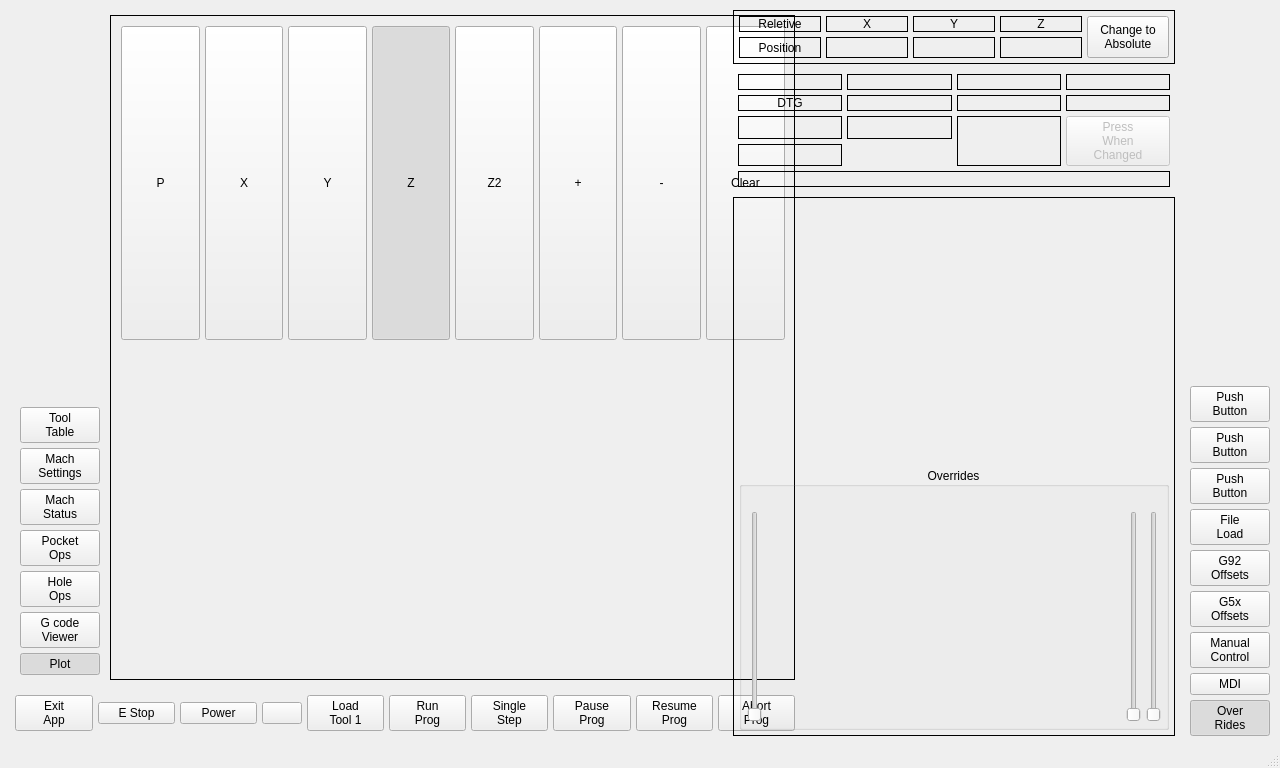
Qt form mill_touch_v6/ui/mainwindow.ui (jethornton/mill_touch_v6) before a commit.
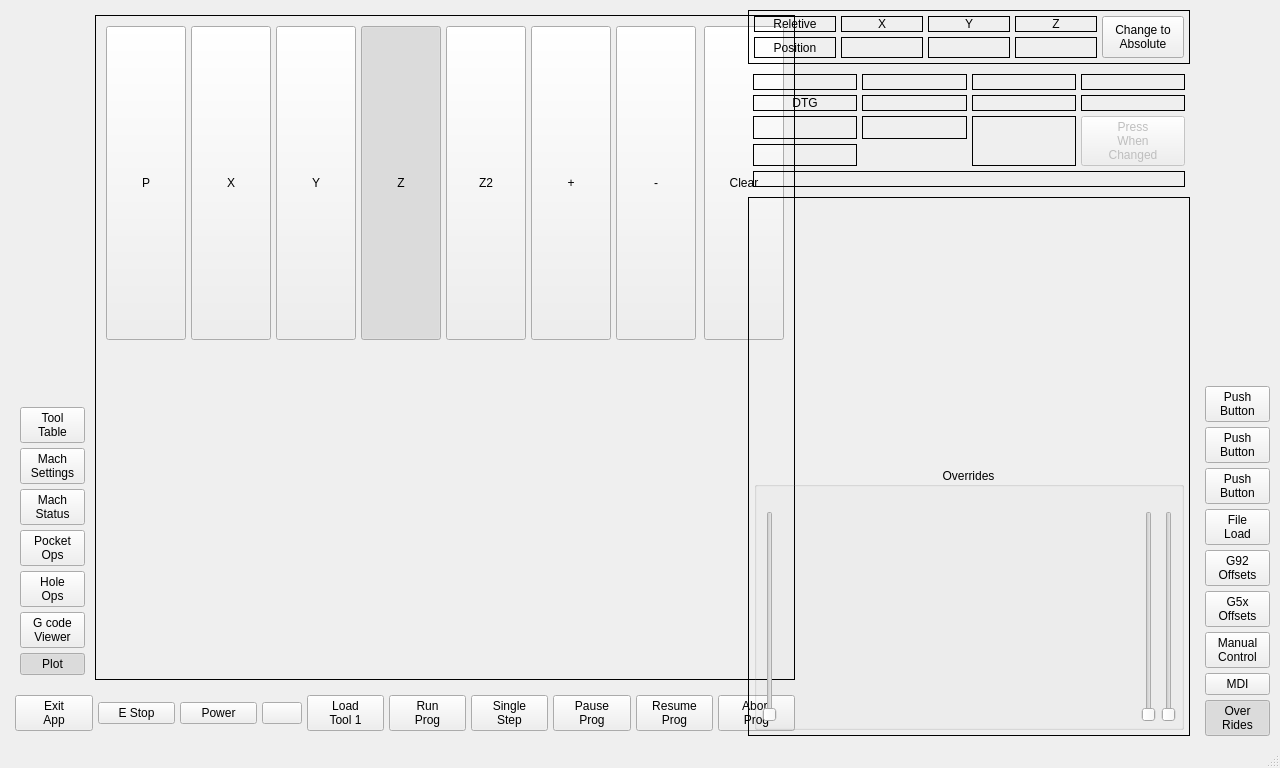
The same form after that commit. The open tabs and pages were chosen to show the change. Custom widgets are drawn as their Qt base class.

Commit message: make axis letter borders show homed

```diff
--- a/mill_touch_v6/ui/mainwindow.ui
+++ b/mill_touch_v6/ui/mainwindow.ui
@@ -80,6 +80,12 @@
           </property>
           <item>
            <widget class="QWidget" name="verticalWidget" native="true">
+            <property name="minimumSize">
+             <size>
+              <width>75</width>
+              <height>0</height>
+             </size>
+            </property>
             <layout class="QVBoxLayout" name="verticalLayout_3">
              <property name="spacing">
               <number>5</number>
@@ -3677,7 +3683,7 @@
           <enum>QFrame::Box</enum>
          </property>
          <property name="currentIndex">
-          <number>1</number>
+          <number>0</number>
          </property>
          <widget class="QWidget" name="page_5">
           <layout class="QGridLayout" name="gridLayout">
@@ -3786,9 +3792,15 @@
            </item>
            <item row="1" column="1">
             <widget class="StatusLabel" name="statuslabel_24">
+             <property name="styleSheet">
+              <string notr="true"/>
+             </property>
              <property name="frameShape">
               <enum>QFrame::Box</enum>
              </property>
+             <property name="lineWidth">
+              <number>1</number>
+             </property>
              <property name="text">
               <string>X</string>
              </property>
@@ -3796,7 +3808,7 @@
               <set>Qt::AlignCenter</set>
              </property>
              <property name="rules" stdset="0">
-              <string>[{&quot;channels&quot;: [{&quot;url&quot;: &quot;status:joint.0.homed&quot;, &quot;trigger&quot;: true}], &quot;property&quot;: &quot;Style Sheet&quot;, &quot;expression&quot;: &quot;'border-color: #00EE00;' if ch[0] else ''&quot;, &quot;name&quot;: &quot;X Axis Homed&quot;}]</string>
+              <string>[{&quot;channels&quot;: [{&quot;url&quot;: &quot;status:joint.0.homed&quot;, &quot;trigger&quot;: true}], &quot;property&quot;: &quot;Style Sheet&quot;, &quot;expression&quot;: &quot;'border-color: #00EE00' if ch[0] == 1 else ''&quot;, &quot;name&quot;: &quot;X Axis Homed&quot;}]</string>
              </property>
             </widget>
            </item>
@@ -4053,6 +4065,10 @@
           </item>
           <item row="1" column="1">
            <widget class="QLabel" name="label_7">
+            <property name="styleSheet">
+             <string notr="true">border-color: rgb(115, 210, 22);
+</string>
+            </property>
             <property name="frameShape">
              <enum>QFrame::Box</enum>
             </property>
@@ -4196,7 +4212,7 @@
           <enum>QFrame::Box</enum>
          </property>
          <property name="currentIndex">
-          <number>3</number>
+          <number>0</number>
          </property>
          <widget class="QWidget" name="page_3">
           <layout class="QVBoxLayout" name="verticalLayout_7">
@@ -5758,6 +5774,12 @@
     </item>
     <item>
      <widget class="QWidget" name="verticalWidget" native="true">
+      <property name="minimumSize">
+       <size>
+        <width>75</width>
+        <height>0</height>
+       </size>
+      </property>
       <layout class="QVBoxLayout" name="verticalLayout_6">
        <property name="spacing">
         <number>5</number>
```
The commit also changes 1 other file.
